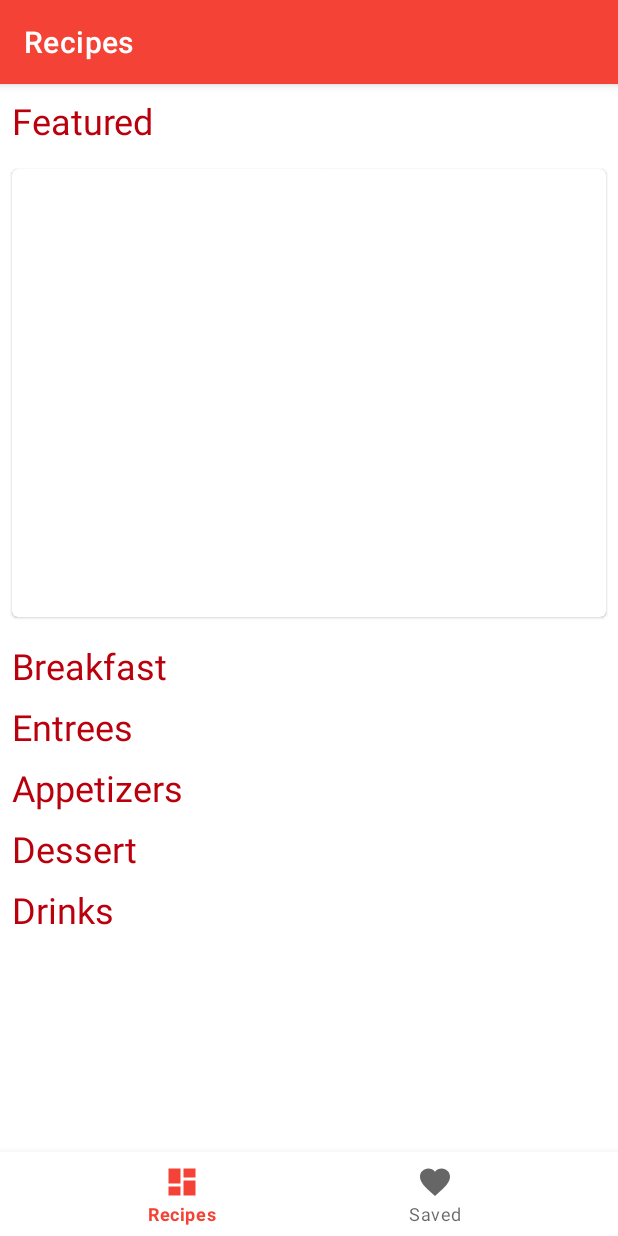
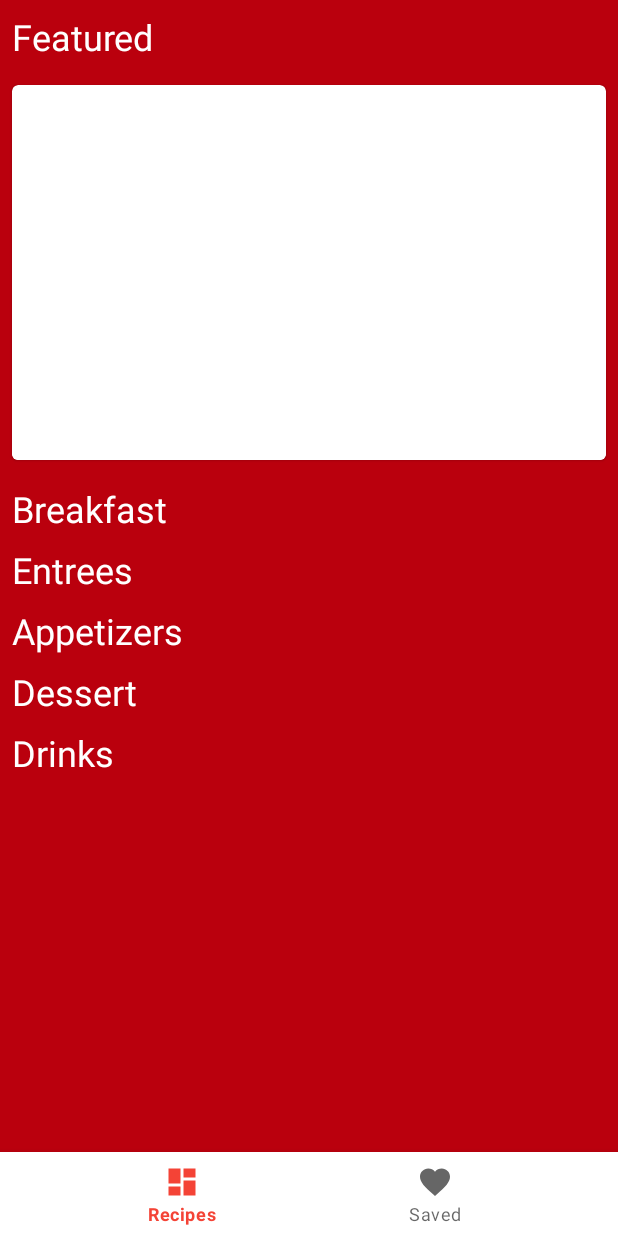
Before and after one commit to rolandoasmat/Aji, an Android app: the screen it shows after launch (MainActivity), on a phone screen of 412 x 824 dp. Run offline under Robolectric (Android 15) with nearby library versions, the phone set to English and light mode, and no system bars; our stand-ins replace Dagger/Hilt's generated code, navigation-ui; pictures from the network do not load; 8 statements that could not run were skipped.

Commit message:
Layout tweaks. Hide action bar in recipes screen

```diff
--- a/app/src/main/java/com/rolandoasmat/aji/main/MainActivity.kt
+++ b/app/src/main/java/com/rolandoasmat/aji/main/MainActivity.kt
@@ -89,6 +89,13 @@ class MainActivity: AppCompatActivity() {
         // Whenever the selected controller changes, setup the action bar.
         controller.observe(this, Observer { navController ->
             setupActionBarWithNavController(navController)
+            navController.addOnDestinationChangedListener { _, destination, _ ->
+                if (destination.label == "Recipes") {
+                    supportActionBar?.hide()
+                } else {
+                    supportActionBar?.show()
+                }
+            }
         })
         currentNavController = controller
     }
--- a/app/src/main/res/layout/fragment_recipes.xml
+++ b/app/src/main/res/layout/fragment_recipes.xml
@@ -2,7 +2,8 @@
 <FrameLayout
     xmlns:android="http://schemas.android.com/apk/res/android"
     android:layout_width="match_parent"
-    android:layout_height="match_parent">
+    android:layout_height="match_parent"
+    android:background="@color/primaryDarkColor">
 
     <androidx.core.widget.NestedScrollView
         android:layout_width="match_parent"
@@ -16,7 +17,7 @@
             <TextView
                 android:text="Featured"
                 android:textAppearance="?attr/textAppearanceHeadline5"
-                android:textColor="@color/primaryDarkColor"
+                android:textColor="@color/white"
                 android:layout_width="wrap_content"
                 android:layout_height="wrap_content"
                 android:layout_margin="8dp"/>
@@ -26,7 +27,7 @@
             <TextView
                 android:text="Breakfast"
                 android:textAppearance="?attr/textAppearanceHeadline5"
-                android:textColor="@color/primaryDarkColor"
+                android:textColor="@color/white"
                 android:layout_width="wrap_content"
                 android:layout_height="wrap_content"
                 android:layout_marginStart="8dp"
@@ -40,7 +41,7 @@
             <TextView
                 android:text="Entrees"
                 android:textAppearance="?attr/textAppearanceHeadline5"
-                android:textColor="@color/primaryDarkColor"
+                android:textColor="@color/white"
                 android:layout_width="wrap_content"
                 android:layout_height="wrap_content"
                 android:layout_marginStart="8dp"
@@ -53,7 +54,7 @@
             <TextView
                 android:text="Appetizers"
                 android:textAppearance="?attr/textAppearanceHeadline5"
-                android:textColor="@color/primaryDarkColor"
+                android:textColor="@color/white"
                 android:layout_width="wrap_content"
                 android:layout_height="wrap_content"
                 android:layout_marginStart="8dp"
@@ -66,7 +67,7 @@
             <TextView
                 android:text="Dessert"
                 android:textAppearance="?attr/textAppearanceHeadline5"
-                android:textColor="@color/primaryDarkColor"
+                android:textColor="@color/white"
                 android:layout_width="wrap_content"
                 android:layout_height="wrap_content"
                 android:layout_marginStart="8dp"
@@ -79,7 +80,7 @@
             <TextView
                 android:text="Drinks"
                 android:textAppearance="?attr/textAppearanceHeadline5"
-                android:textColor="@color/primaryDarkColor"
+                android:textColor="@color/white"
                 android:layout_width="wrap_content"
                 android:layout_height="wrap_content"
                 android:layout_marginStart="8dp"
--- a/app/src/main/res/layout/item_meal.xml
+++ b/app/src/main/res/layout/item_meal.xml
@@ -7,8 +7,7 @@
     android:layout_height="wrap_content"
     android:layout_margin="8dp">
 
-    <LinearLayout
-        android:orientation="vertical"
+    <androidx.constraintlayout.widget.ConstraintLayout
         android:layout_width="match_parent"
         android:layout_height="wrap_content">
         <ImageView
@@ -16,15 +15,23 @@
             android:layout_width="match_parent"
             android:layout_height="250dp"
             android:scaleType="centerCrop"
+            app:layout_constraintStart_toStartOf="parent"
+            app:layout_constraintEnd_toEndOf="parent"
+            app:layout_constraintTop_toTopOf="parent"
+            app:layout_constraintBottom_toBottomOf="parent"
             tools:background="@color/primaryDarkColor"/>
         <TextView
             android:id="@+id/mealTitle"
             android:layout_width="match_parent"
             android:layout_height="wrap_content"
-            android:textAppearance="?attr/textAppearanceHeadline6"
+            android:background="@color/white"
+            android:textAppearance="?attr/textAppearanceBody1"
             android:padding="8dp"
             android:textSize="24sp"
+            app:layout_constraintStart_toStartOf="@id/mealBackdrop"
+            app:layout_constraintEnd_toEndOf="@id/mealBackdrop"
+            app:layout_constraintBottom_toBottomOf="@id/mealBackdrop"
             tools:text="Lomo Saltado"/>
-    </LinearLayout>
+    </androidx.constraintlayout.widget.ConstraintLayout>
 
 </com.google.android.material.card.MaterialCardView>
```
